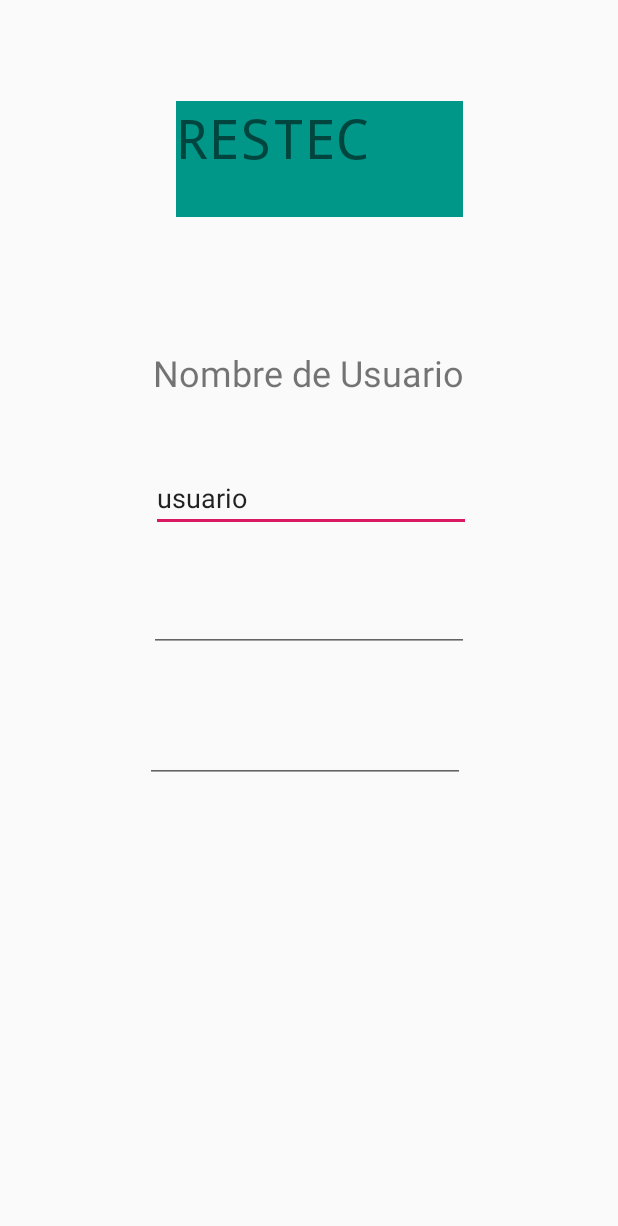
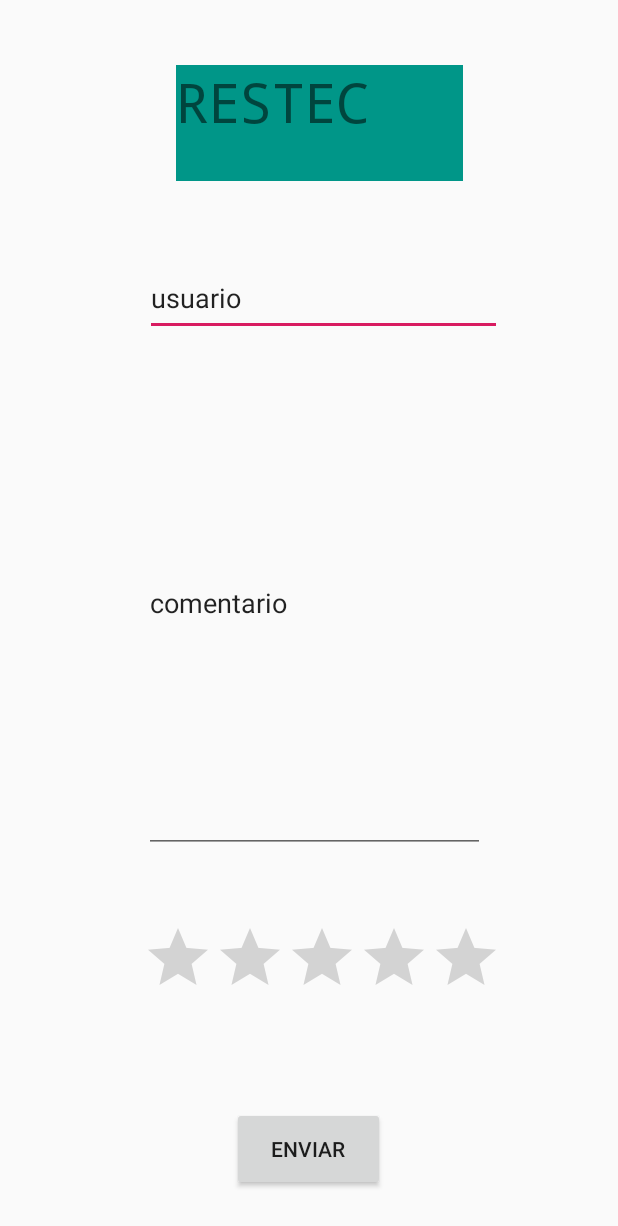
Before and after one commit to Kayd-J/ResTEC, an Android app: the layout feedback.xml on its own in the app's theme, with its tools: preview values and no code run, on a phone screen of 412 x 824 dp. Shown: the top 1226 px of the screen. Run offline under Robolectric (Android 15) with nearby library versions, the phone set to English and light mode, and no system bars.

```diff
--- a/App/app/src/main/AndroidManifest.xml
+++ b/App/app/src/main/AndroidManifest.xml
@@ -26,6 +26,8 @@
         <activity android:name=".GenerarPedido" />
         <activity android:name=".Visualizar" />
         <activity android:name=".Menu" />
+        <activity android:name=".Cartilla" />
+        <activity android:name=".Feedback" />
     </application>
 
 </manifest>
--- a/App/app/src/main/java/com/example/app/Platillos.kt
+++ b/App/app/src/main/java/com/example/app/Platillos.kt
@@ -5,5 +5,6 @@ data class Platillos (
     val codigo_platillo:String,
     val descripcion_platillo:String,
     val imagen_platillo: String,
-    val precio_platillo:Int
+    val precio_platillo:Int,
+    val tiempo:Int
 )
--- a/App/app/src/main/res/layout/feedback.xml
+++ b/App/app/src/main/res/layout/feedback.xml
@@ -19,57 +19,84 @@
         app:layout_constraintLeft_toLeftOf="parent"
         app:layout_constraintRight_toRightOf="parent"
         app:layout_constraintTop_toTopOf="parent"
-        app:layout_constraintVertical_bias="0.09" />
-
-    <TextView
-        android:id="@+id/lblnombreu2"
-        android:layout_width="wrap_content"
-        android:layout_height="wrap_content"
-        android:text="Nombre de Usuario"
-        android:textSize="24sp"
-        app:layout_constraintBottom_toBottomOf="parent"
-        app:layout_constraintEnd_toEndOf="parent"
-        app:layout_constraintHorizontal_bias="0.497"
-        app:layout_constraintStart_toStartOf="parent"
-        app:layout_constraintTop_toTopOf="parent"
-        app:layout_constraintVertical_bias="0.293" />
+        app:layout_constraintVertical_bias="0.058" />
 
     <EditText
         android:id="@+id/inputusuario2"
-        android:layout_width="wrap_content"
-        android:layout_height="wrap_content"
+        android:layout_width="238dp"
+        android:layout_height="50dp"
         android:layout_marginBottom="22dp"
         android:ems="10"
         android:inputType="textPersonName"
         android:text="usuario"
         app:layout_constraintBottom_toBottomOf="parent"
         app:layout_constraintEnd_toEndOf="parent"
-        app:layout_constraintHorizontal_bias="0.507"
+        app:layout_constraintHorizontal_bias="0.557"
         app:layout_constraintStart_toStartOf="parent"
         app:layout_constraintTop_toTopOf="parent"
-        app:layout_constraintVertical_bias="0.409" />
+        app:layout_constraintVertical_bias="0.231" />
+
+    <TextView
+        android:id="@+id/lblfecha_hora"
+        android:layout_width="236dp"
+        android:layout_height="53dp"
+        android:textSize="24sp"
+        app:layout_constraintBottom_toBottomOf="parent"
+        app:layout_constraintEnd_toEndOf="parent"
+        app:layout_constraintHorizontal_bias="0.548"
+        app:layout_constraintStart_toStartOf="parent"
+        app:layout_constraintTop_toTopOf="parent"
+        app:layout_constraintVertical_bias="0.336" />
+
+    <TextView
+        android:id="@+id/lblfecha_hora2"
+        android:layout_width="160dp"
+        android:layout_height="33dp"
+        android:textSize="24sp"
+        app:layout_constraintBottom_toBottomOf="parent"
+        app:layout_constraintEnd_toEndOf="parent"
+        app:layout_constraintHorizontal_bias="0.545"
+        app:layout_constraintStart_toStartOf="parent"
+        app:layout_constraintTop_toTopOf="parent"
+        app:layout_constraintVertical_bias="0.871" />
 
     <EditText
-        android:id="@+id/inputhora"
+        android:id="@+id/inputfeedback"
+        android:layout_width="227dp"
+        android:layout_height="189dp"
+        android:layout_marginBottom="22dp"
+        android:ems="10"
+        android:gravity="top|left"
+        android:inputType="textPersonName"
+        android:text="comentario"
+        app:layout_constraintBottom_toBottomOf="parent"
+        app:layout_constraintEnd_toEndOf="parent"
+        app:layout_constraintHorizontal_bias="0.521"
+        app:layout_constraintStart_toStartOf="parent"
+        app:layout_constraintTop_toTopOf="parent"
+        app:layout_constraintVertical_bias="0.619" />
+
+    <RatingBar
+        android:id="@+id/ratingBar"
         android:layout_width="wrap_content"
         android:layout_height="wrap_content"
-        android:ems="10"
-        android:inputType="time"
         app:layout_constraintBottom_toBottomOf="parent"
         app:layout_constraintEnd_toEndOf="parent"
+        app:layout_constraintHorizontal_bias="0.549"
         app:layout_constraintStart_toStartOf="parent"
-        app:layout_constraintTop_toTopOf="parent" />
+        app:layout_constraintTop_toTopOf="parent"
+        app:layout_constraintVertical_bias="0.802" />
 
-    <EditText
-        android:id="@+id/inputfecha"
-        android:layout_width="wrap_content"
-        android:layout_height="wrap_content"
-        android:ems="10"
-        android:inputType="date"
+    <Button
+        android:id="@+id/btnenviar"
+        android:layout_width="102dp"
+        android:layout_height="56dp"
+        android:text="Enviar"
         app:layout_constraintBottom_toBottomOf="parent"
         app:layout_constraintEnd_toEndOf="parent"
-        app:layout_constraintHorizontal_bias="0.487"
+        app:layout_constraintHorizontal_bias="0.498"
         app:layout_constraintStart_toStartOf="parent"
         app:layout_constraintTop_toTopOf="parent"
-        app:layout_constraintVertical_bias="0.612" />
+        app:layout_constraintVertical_bias="0.961" />
+
 </androidx.constraintlayout.widget.ConstraintLayout>
```
Also changed, not shown: App/app/src/main/java/com/example/app/AdministrarCarrito.kt (+70 -15 lines), App/app/src/main/java/com/example/app/Cargar.kt (added, +27 -0 lines), App/app/src/main/java/com/example/app/Cartilla.kt (added, +108 -0 lines), App/app/src/main/java/com/example/app/Feedback.kt (added, +50 -0 lines), App/app/src/main/java/com/example/app/GenerarPedido.kt (+19 -3 lines), App/app/src/main/java/com/example/app/MainActivity.kt (+1 -18 lines), App/app/src/main/java/com/example/app/Registrarse.kt (+4 -7 lines), App/app/src/main/java/com/example/app/Visualizar.kt (+21 -1 lines), App/app/src/main/res/layout/administrar_carrito.xml (+23 -0 lines), App/app/src/main/res/layout/cargar.xml (added, +46 -0 lines), App/app/src/main/res/layout/opciones_menu.xml (added, +107 -0 lines), App/app/src/main/res/layout/visualizar.xml (+5 -13 lines).
